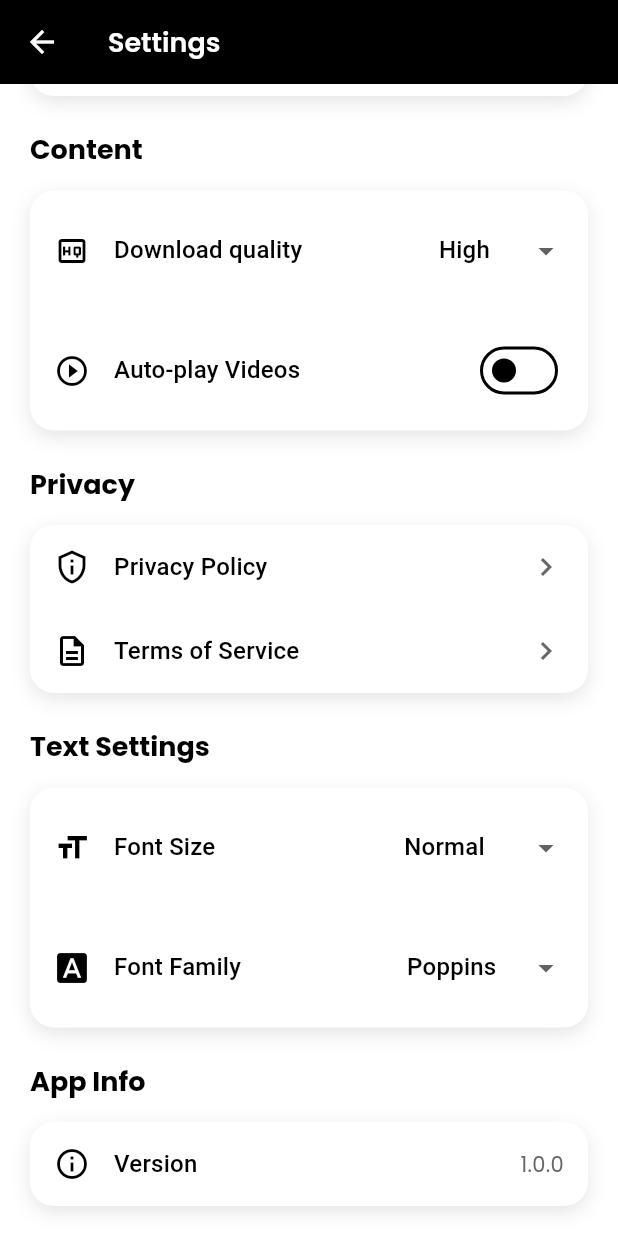
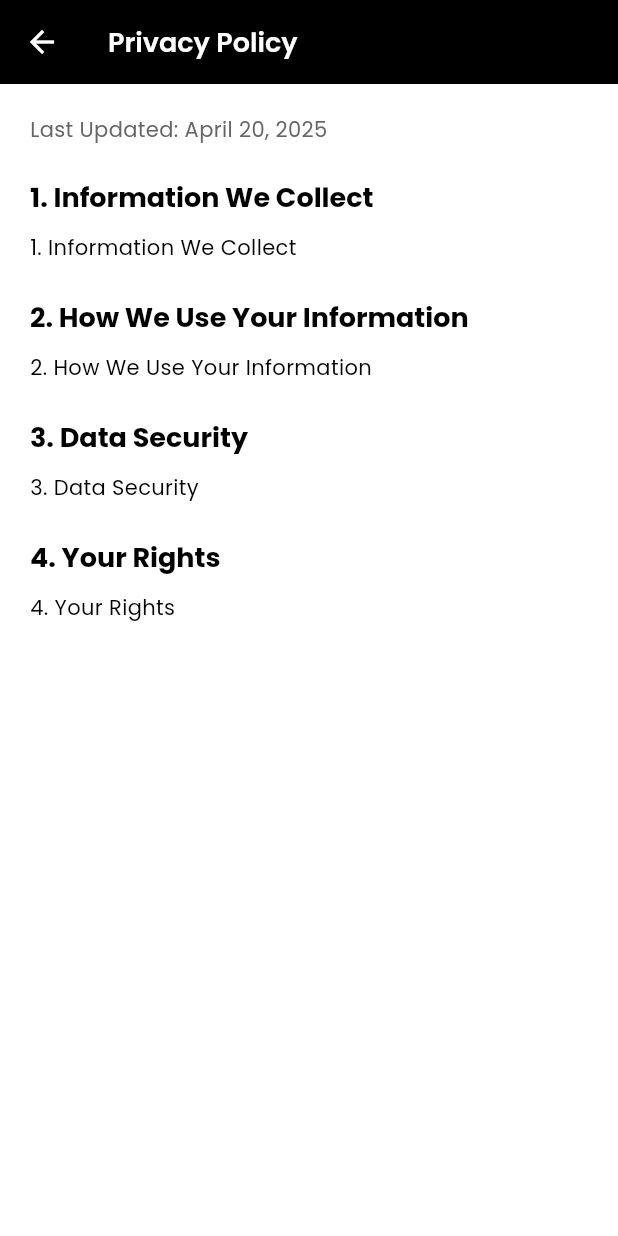
Before and after one commit to VaradSinghal/e_learning_app, a Flutter app: the SettingsScreen screen opened by its route, scrolled down 131 dp, after a tap on "Privacy Policy", on a phone screen of 412 x 824 dp. Run offline on Flutter 3.47's test engine with Material 3 defaults, Android fonts, the phone set to English and light mode, and no system bars; our stand-ins replace bloc, cached_network_image, chewie, cloud_firestore, equatable, firebase_auth and 9 more; accounts and stored records are empty.

Commit message:
privacy-screen

```diff
--- a/lib/routes/app_routes.dart
+++ b/lib/routes/app_routes.dart
@@ -12,6 +12,7 @@ import 'package:e_learning_app/views/course/payment/payment_screen.dart';
 import 'package:e_learning_app/views/home/home_screen.dart';
 import 'package:e_learning_app/views/notifications/notifications_screen.dart';
 import 'package:e_learning_app/views/onboarding/onboarding_screen.dart';
+import 'package:e_learning_app/views/privacy_&_terms_conditions/privacy_policy_screen.dart';
 import 'package:e_learning_app/views/profile/edit_profile_screen.dart';
 import 'package:e_learning_app/views/profile/profile_screen.dart';
 import 'package:e_learning_app/views/quiz/quiz_attempt/quiz_attempt_screen.dart';
@@ -48,6 +49,7 @@ class AppRoutes {
   static const String editProfile = '/profile/edit';
   static const String notifications = '/notifications';
   static const String setting = '/setting';
+  static const String privacyPolicy = '/privacy-policy';
 
   static const String teacherHome = '/teacher/home';
   static const String myCourses = '/teacher/courses';
@@ -131,6 +133,8 @@ class AppRoutes {
         return MaterialPageRoute(builder: (_) => const NotificationsScreen());
       case setting:
         return MaterialPageRoute(builder: (_) => const SettingsScreen());
+      case privacyPolicy:
+        return MaterialPageRoute(builder: (_) => const PrivacyPolicyScreen());
       case analytics:
         return MaterialPageRoute(builder: (_) =>  AnalyticsDashboardScreen());
       case payment:
--- a/lib/routes/route_pages.dart
+++ b/lib/routes/route_pages.dart
@@ -15,6 +15,7 @@ import 'package:e_learning_app/views/course/payment/payment_screen.dart';
 import 'package:e_learning_app/views/home/home_screen.dart';
 import 'package:e_learning_app/views/notifications/notifications_screen.dart';
 import 'package:e_learning_app/views/onboarding/onboarding_screen.dart';
+import 'package:e_learning_app/views/privacy_&_terms_conditions/privacy_policy_screen.dart';
 import 'package:e_learning_app/views/profile/edit_profile_screen.dart';
 import 'package:e_learning_app/views/profile/profile_screen.dart';
 import 'package:e_learning_app/views/quiz/quiz_attempt/quiz_attempt_screen.dart';
@@ -131,6 +132,10 @@ class AppPages {
       page: () => const SettingsScreen(),
       ),
       GetPage(
+      name: AppRoutes.privacyPolicy,
+      page: () => const PrivacyPolicyScreen(),
+      ),
+      GetPage(
       name: AppRoutes.analytics,
       page: () =>  AnalyticsDashboardScreen(),
       ),
--- /dev/null
+++ b/lib/views/privacy_&_terms_conditions/privacy_policy_screen.dart
@@ -0,0 +1,58 @@
+import 'package:e_learning_app/core/theme/app_colors.dart';
+import 'package:e_learning_app/views/privacy_&_terms_conditions/widgets/legal_document_section.dart';
+import 'package:flutter/material.dart';
+import 'package:get/get_core/get_core.dart';
+import 'package:get/get_navigation/src/extension_navigation.dart';
+
+class PrivacyPolicyScreen extends StatelessWidget {
+  const PrivacyPolicyScreen({super.key});
+
+  @override
+  Widget build(BuildContext context) {
+    final theme = Theme.of(context);
+    return Scaffold(
+      appBar: AppBar(
+        title: const Text(
+          'Privacy Policy',
+          style: TextStyle(color: Colors.white),
+        ),
+        backgroundColor: AppColors.primary,
+        leading: IconButton(
+          onPressed: () => Get.back(),
+          icon: const Icon(Icons.arrow_back, color: Colors.white),
+          ),
+      ),
+      body: SingleChildScrollView(
+        padding: EdgeInsets.all(20),
+        child: Column(
+          crossAxisAlignment: CrossAxisAlignment.start,
+          children: [
+            Text(
+              'Last Updated: April 20, 2025',
+              style: theme.textTheme.bodyMedium?.copyWith(
+                color: AppColors.secondary,
+              ),
+            ),
+            const SizedBox(height: 24),
+            LegalDocumentSection(
+              title: '1. Information We Collect',
+              content: 'We collect information that you provide directly to us, including but not limited to your name, email address, and learning preferences  when you register for an account',
+            ),
+            LegalDocumentSection(
+              title: '2. How We Use Your Information',
+              content: 'We use the infromation we collect to provide, maintain and improve our services, to develop new ones, and to protect our users',
+            ),
+            LegalDocumentSection(
+              title: '3. Data Security',
+              content: 'We implemet appropriate security measures to protect your personal information against unauthorized access, alteration, disclosure, or destruction',
+            ),
+            LegalDocumentSection(
+              title: '4. Your Rights',
+              content: 'You have the right to access, correct, or delete your personal information. You can also object to or restrict the processing of your personal information',
+            ),
+          ],
+        ),
+      ),
+    );
+  }
+}
--- /dev/null
+++ b/lib/views/privacy_&_terms_conditions/terms_conditions_screen.dart
@@ -0,0 +1,11 @@
+import 'package:flutter/material.dart';
+
+class TermsConditionsScreen extends StatelessWidget {
+  const TermsConditionsScreen({super.key});
+
+  @override
+  Widget build(BuildContext context) {
+    final theme = Theme.of(context);
+    return const Placeholder();
+  }
+}
--- /dev/null
+++ b/lib/views/privacy_&_terms_conditions/widgets/legal_document_section.dart
@@ -0,0 +1,36 @@
+import 'package:e_learning_app/core/theme/app_colors.dart';
+import 'package:flutter/material.dart';
+
+class LegalDocumentSection extends StatelessWidget {
+  final String title;
+  final String content;
+
+  const LegalDocumentSection({super.key, required this.title, required this.content});
+
+  @override
+  Widget build(BuildContext context) {
+    final theme = Theme.of(context);
+    return Padding(
+      padding: const EdgeInsets.only(bottom: 24),
+      child: Column(
+        crossAxisAlignment: CrossAxisAlignment.start,
+      children: [
+        Text(
+          title,
+          style: theme.textTheme.titleLarge?.copyWith(
+            color: AppColors.primary,
+            fontWeight: FontWeight.bold,
+          ),
+        ),
+        const SizedBox(height: 12),
+        Text(
+          title,
+          style: theme.textTheme.bodyMedium?.copyWith(
+            height: 1.5,
+          ),
+        ),
+      ],
+      ),
+    );
+  }
+}
--- a/lib/views/settings/settings_screen.dart
+++ b/lib/views/settings/settings_screen.dart
@@ -1,6 +1,7 @@
 import 'package:e_learning_app/bloc/font/font_bloc.dart';
 import 'package:e_learning_app/bloc/font/font_event.dart';
 import 'package:e_learning_app/core/theme/app_colors.dart';
+import 'package:e_learning_app/routes/app_routes.dart';
 import 'package:e_learning_app/services/font_service.dart';
 import 'package:e_learning_app/views/settings/widgets/setting_tile.dart';
 import 'package:e_learning_app/views/settings/widgets/settings_section.dart';
@@ -85,7 +86,7 @@ class SettingsScreen extends StatelessWidget {
                   SettingTile(
                     title: 'Privacy Policy',
                     icon: Icons.privacy_tip_outlined,
-                    onTap: () {},
+                    onTap: () => Get.toNamed(AppRoutes.privacyPolicy),
                   ),
                   SettingTile(
                     title: 'Terms of Service',
@@ -107,7 +108,7 @@ class SettingsScreen extends StatelessWidget {
                           FontService.fontSizeScales.keys
                               .map(
                                 (e) =>
-                                    DropdownMenuItem(child: Text(e), value: e),
+                                    DropdownMenuItem(value: e, child: Text(e)),
                               )
                               .toList(),
                       onChanged: (value) async {
@@ -131,7 +132,7 @@ class SettingsScreen extends StatelessWidget {
                           FontService.availableFonts.keys
                               .map(
                                 (e) =>
-                                    DropdownMenuItem(child: Text(e), value: e),
+                                    DropdownMenuItem(value: e, child: Text(e)),
                               )
                               .toList(),
                       onChanged: (value) async {
```
